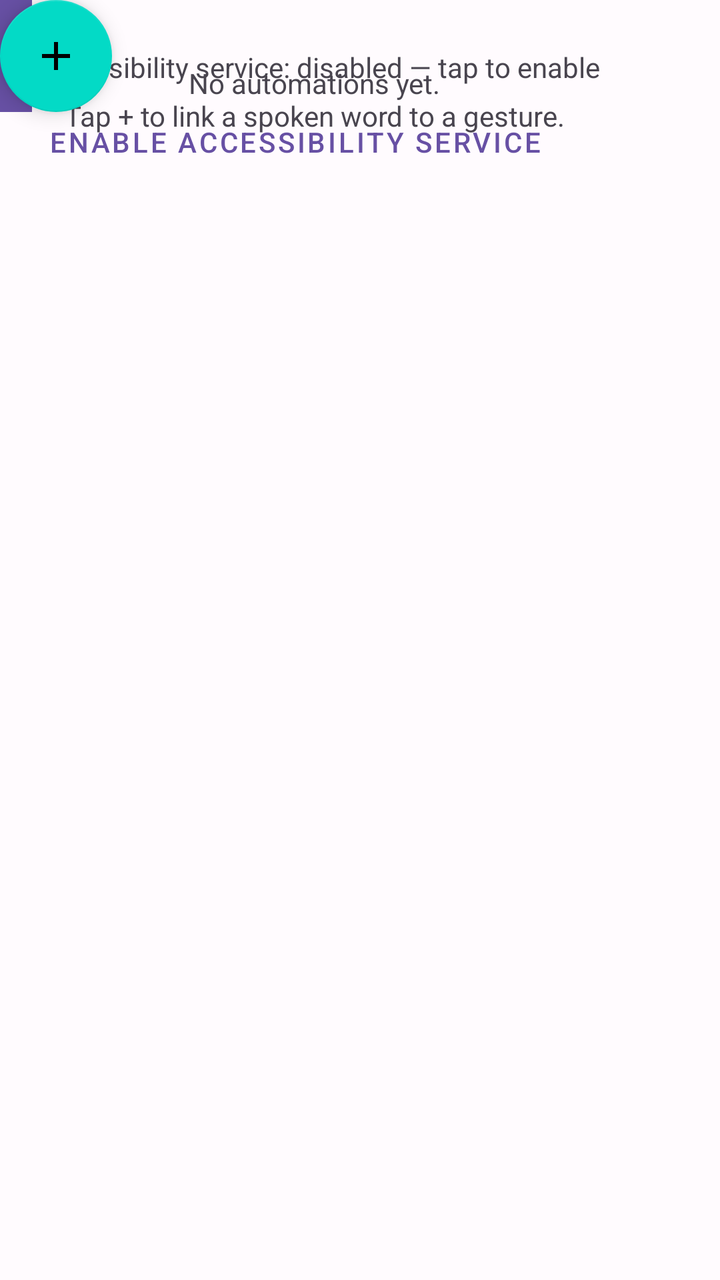
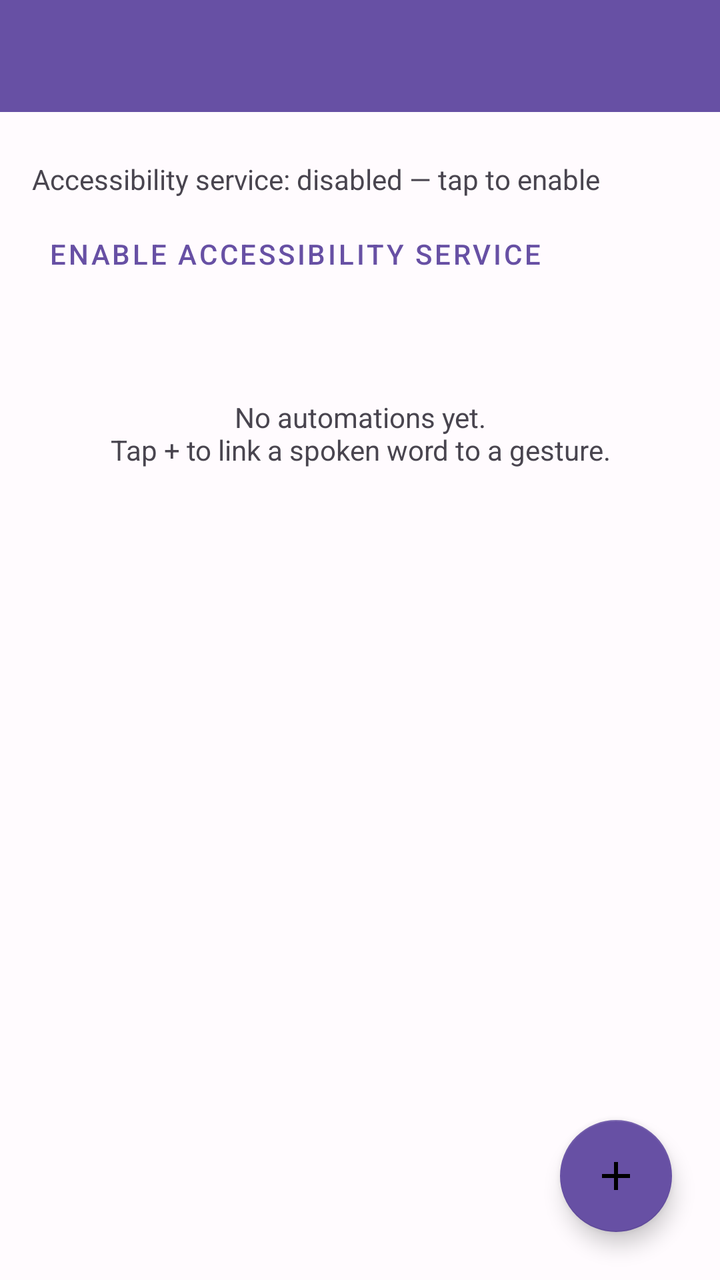

Before-and-after screenshots of an Android layout around one commit, followed by the original layout XML and the change that was made.
<!-- AndroidManifest.xml: application theme Theme.VoiceGesture -->
<!-- res/layout/activity_main.xml -->
<?xml version="1.0" encoding="utf-8"?>
<androidx.coordinatorlayout.widget.CoordinatorLayout xmlns:android="http://schemas.android.com/apk/res/android"
    xmlns:app="http://schemas.android.com/apk/res/res-auto"
    xmlns:tools="http://schemas.android.com/tools"
    android:layout_width="match_parent"
    android:layout_height="match_parent">

    <androidx.constraintlayout.widget.ConstraintLayout
        android:layout_width="match_parent"
        android:layout_height="match_parent">

        <com.google.android.material.appbar.MaterialToolbar
            android:id="@+id/toolbar"
            android:layout_width="0dp"
            android:layout_height="wrap_content"
            android:background="@color/purple_primary"
            android:title="@string/automations_title"
            android:titleTextColor="@color/white"
            app:layout_constraintTop_toTopOf="parent"
            app:layout_constraintStart_toStartOf="parent"
            app:layout_constraintEnd_toEndOf="parent" />

        <LinearLayout
            android:id="@+id/controlsContainer"
            android:layout_width="0dp"
            android:layout_height="wrap_content"
            android:orientation="vertical"
            android:padding="16dp"
            app:layout_constraintTop_toBottomOf="@id/toolbar"
            app:layout_constraintStart_toStartOf="parent"
            app:layout_constraintEnd_toEndOf="parent">

            <com.google.android.material.materialswitch.MaterialSwitch
                android:id="@+id/listeningSwitch"
                android:layout_width="wrap_content"
                android:layout_height="wrap_content"
                android:text="@string/listening_switch_label" />

            <TextView
                android:id="@+id/accessibilityStatusText"
                android:layout_width="wrap_content"
                android:layout_height="wrap_content"
                android:layout_marginTop="8dp"
                android:text="@string/accessibility_disabled"
                android:textColor="@color/text_secondary" />

            <Button
                android:id="@+id/accessibilityButton"
                style="@style/Widget.MaterialComponents.Button.TextButton"
                android:layout_width="wrap_content"
                android:layout_height="wrap_content"
                android:layout_marginTop="4dp"
                android:text="@string/open_accessibility_settings" />
        </LinearLayout>

        <androidx.recyclerview.widget.RecyclerView
            android:id="@+id/automationsList"
            android:layout_width="0dp"
            android:layout_height="0dp"
            android:clipToPadding="false"
            android:paddingBottom="88dp"
            app:layout_constraintTop_toBottomOf="@id/controlsContainer"
            app:layout_constraintBottom_toBottomOf="parent"
            app:layout_constraintStart_toStartOf="parent"
            app:layout_constraintEnd_toEndOf="parent" />

        <TextView
            android:id="@+id/emptyState"
            android:layout_width="0dp"
            android:layout_height="wrap_content"
            android:gravity="center"
            android:padding="32dp"
            android:text="@string/empty_state_message"
            android:textColor="@color/text_secondary"
            app:layout_constraintTop_toBottomOf="@id/controlsContainer"
            app:layout_constraintStart_toStartOf="parent"
            app:layout_constraintEnd_toEndOf="parent" />

        <com.google.android.material.floatingactionbutton.FloatingActionButton
            android:id="@+id/addAutomationFab"
            android:layout_width="wrap_content"
            android:layout_height="wrap_content"
            android:layout_margin="24dp"
            android:contentDescription="@string/add_automation_title"
            android:src="@drawable/ic_add"
            app:backgroundTint="@color/purple_primary"
            app:layout_constraintBottom_toBottomOf="parent"
            app:layout_constraintEnd_toEndOf="parent" />

    </androidx.constraintlayout.widget.ConstraintLayout>

</androidx.coordinatorlayout.widget.CoordinatorLayout>
<!-- resources referenced by this layout -->
<resources>
  <color name="purple_primary">#6750A4</color>
  <color name="text_secondary">#49454F</color>
  <color name="white">#FFFFFF</color>
  <!-- drawable ic_add (drawable) -->
  <vector xmlns:android="http://schemas.android.com/apk/res/android"
      android:width="24dp"
      android:height="24dp"
      android:viewportWidth="24"
      android:viewportHeight="24"
      android:tint="?attr/colorControlNormal">
      <path
          android:fillColor="@android:color/white"
          android:pathData="M19,13h-6v6h-2v-6H5v-2h6V5h2v6h6v2z" />
  </vector>
  <string name="accessibility_disabled">Accessibility service: disabled — tap to enable</string>
  <string name="add_automation_title">New Automation</string>
  <string name="automations_title">Your Automations</string>
  <string name="empty_state_message">No automations yet.\nTap + to link a spoken word to a gesture.</string>
  <string name="listening_switch_label">Listen for voice commands</string>
  <string name="open_accessibility_settings">Enable Accessibility Service</string>
  <style name="Theme.VoiceGesture" parent="Theme.MaterialComponents.DayNight.NoActionBar">
          <item name="colorPrimary">@color/purple_primary</item>
          <item name="colorPrimaryDark">@color/purple_dark</item>
          <item name="colorAccent">@color/purple_primary</item>
          <item name="android:windowBackground">@color/background_light</item>
      </style>
  <color name="purple_dark">#4F378B</color>
  <color name="background_light">#FFFBFE</color>
</resources>

<!-- the commit's change to res/layout/activity_main.xml (unified diff, before → after) -->
@@ -1,6 +1,6 @@
 <?xml version="1.0" encoding="utf-8"?>
 <androidx.coordinatorlayout.widget.CoordinatorLayout xmlns:android="http://schemas.android.com/apk/res/android"
-    xmlns:app="http://schemas.android.com/apk/res/res-auto"
+    xmlns:app="http://schemas.android.com/apk/res-auto"
     xmlns:tools="http://schemas.android.com/tools"
     android:layout_width="match_parent"
     android:layout_height="match_parent">
